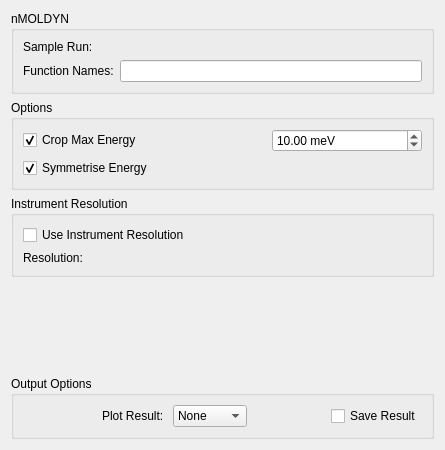
First picture: the form in Code/Mantid/MantidQt/CustomInterfaces/inc/MantidQtCustomInterfaces/IndirectMolDyn.ui, repository mantidproject/mantid, before the edit.
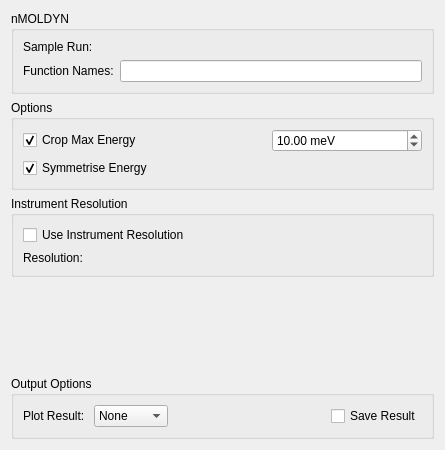
Second picture: the form after the edit. Custom widgets are drawn as their Qt base class.

Commit message:
Remove old spaces from UI
Refs #10850

Patch:
```diff
--- a/Code/Mantid/MantidQt/CustomInterfaces/inc/MantidQtCustomInterfaces/IndirectMolDyn.ui
+++ b/Code/Mantid/MantidQt/CustomInterfaces/inc/MantidQtCustomInterfaces/IndirectMolDyn.ui
@@ -237,19 +237,6 @@
       <string>Output Options</string>
      </property>
      <layout class="QHBoxLayout" name="horizontalLayout">
-      <item>
-       <spacer name="horizontalSpacer_17">
-        <property name="orientation">
-         <enum>Qt::Horizontal</enum>
-        </property>
-        <property name="sizeHint" stdset="0">
-         <size>
-          <width>40</width>
-          <height>20</height>
-         </size>
-        </property>
-       </spacer>
-      </item>
       <item>
        <widget class="QLabel" name="lblPlot">
         <property name="text">
```
The commit also changes 7 other files.
